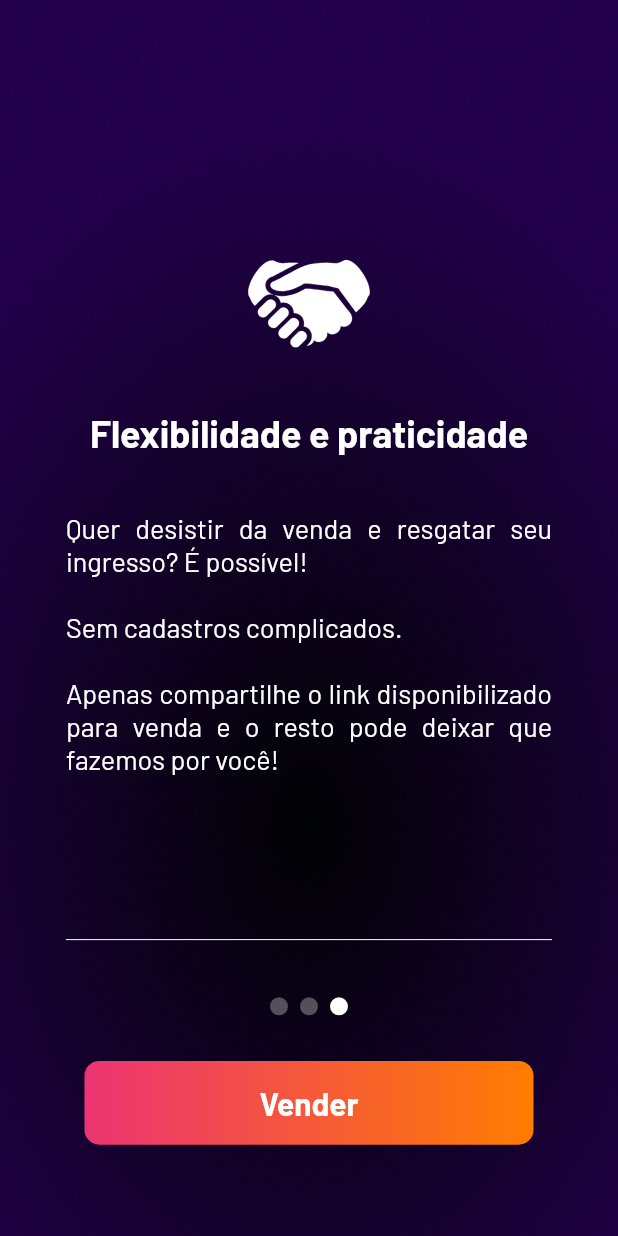
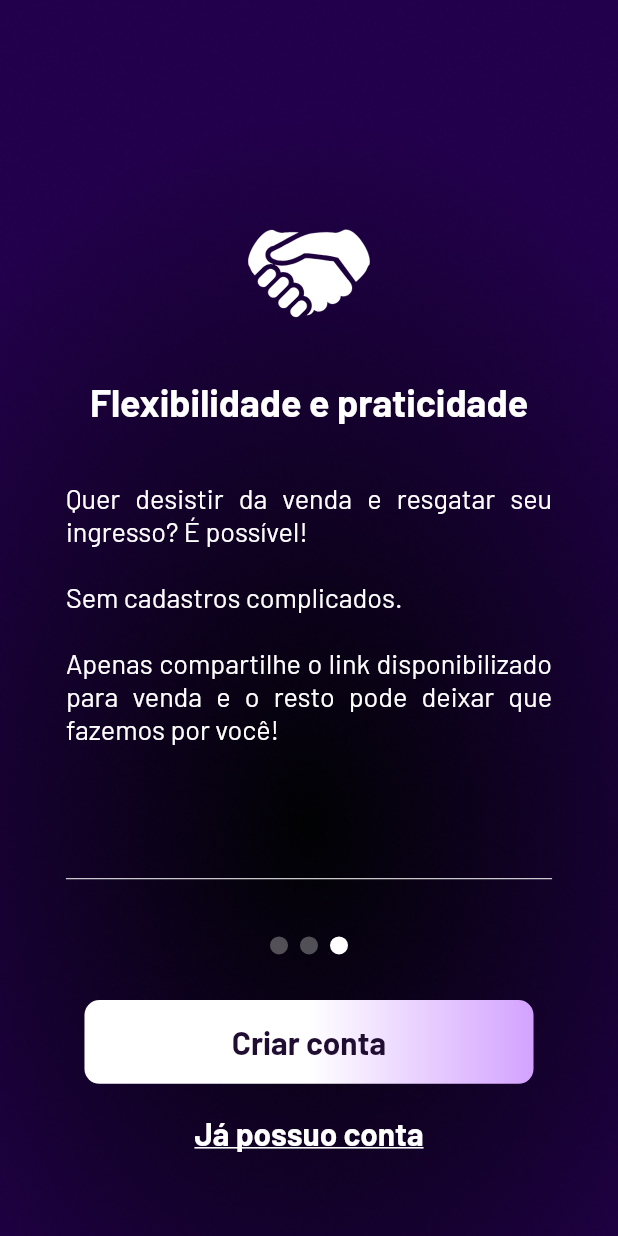
Before and after one commit to lucasclaros/mepaga_ai, a Flutter app: the OnboardingView screen opened directly, swiped to page 3, on a phone screen of 412 x 824 dp. Run offline on Flutter 3.47's test engine with Material 2 defaults, Android fonts, the phone set to English and light mode, and no system bars; drawn by our look-alikes of auto_size_text, smooth_page_indicator; our stand-ins replace bloc, dio, email_validator, flutter_bloc, flutter_svg, focus_detector_v2 and 4 more; missing offline and left inert: responsive_styles.

Commit message:
added design changes

```diff
--- a/lib/data/remote/infra/url_builder.dart
+++ b/lib/data/remote/infra/url_builder.dart
@@ -1,9 +1,9 @@
 class UrlBuilder {
-  static const _hmlApi = 'http://api.mepaga.ai:5000';
+  static const _hmlApi = 'http://api.mepaga.ai';
 
-  static const _emailValidation = '/validate/user';
+  static const _emailValidation = '/byma/validate-email';
 
-  static const _otpValidation = '/validate/code';
+  static const _otpValidation = '/users/validate-code';
 
   static String get endpointEmailValidation => _hmlApi + _emailValidation;
 
--- a/lib/presentation/auth/verification/email/view/email_verification_view.dart
+++ b/lib/presentation/auth/verification/email/view/email_verification_view.dart
@@ -138,7 +138,7 @@ class _EmailVerificationViewState extends State<EmailVerificationView> {
                       if (!ResponsiveLayout.isDesktop(context))
                         Container(width: 25),
                       Expanded(
-                        flex: ResponsiveLayout.isMobile(context) ? 4 : 6,
+                        flex: 6,
                         child: RichText(
                           text: TextSpan(
                             children: [
--- a/lib/presentation/common/themes/app_theme_interface.dart
+++ b/lib/presentation/common/themes/app_theme_interface.dart
@@ -58,6 +58,8 @@ abstract class IAppTextStyles {
   TextStyle get pinputDefaultTheme;
 
   TextStyle get otpPasteIndicator;
+
+  TextStyle get alreadyHasAccountMessage;
 }
 
 abstract class IAppAssetsPaths {
--- a/lib/presentation/common/themes/text_styles/mpg_text_styles.dart
+++ b/lib/presentation/common/themes/text_styles/mpg_text_styles.dart
@@ -144,4 +144,12 @@ class MPGTextStyles implements IAppTextStyles {
         fontSize: 14,
         fontWeight: FontWeight.w700,
       );
+
+  @override
+  TextStyle get alreadyHasAccountMessage => GoogleFonts.barlow(
+        color: white,
+        fontSize: 21,
+        fontWeight: FontWeight.w700,
+        decoration: TextDecoration.underline,
+      );
 }
--- a/lib/presentation/onboarding/view/onboarding_view.dart
+++ b/lib/presentation/onboarding/view/onboarding_view.dart
@@ -2,6 +2,7 @@
 
 import 'dart:async';
 
+import 'package:flutter/gestures.dart';
 import 'package:flutter/material.dart';
 import 'package:go_router/go_router.dart';
 import 'package:mepaga_ai/common/routing.dart';
@@ -145,7 +146,7 @@ class _OnboardingViewState extends State<OnboardingView> {
               if (!ResponsiveLayout.isDesktop(context))
                 Padding(
                   padding: EdgeInsets.only(
-                    bottom: context.responsiveHeight(60),
+                    bottom: context.responsiveHeight(20),
                     left: context.responsiveWidth(30),
                     right: context.responsiveWidth(30),
                   ),
@@ -158,17 +159,36 @@ class _OnboardingViewState extends State<OnboardingView> {
                               ),
                               curve: Curves.easeInOut,
                             ),
-                    gradient: doneButtonCondition
-                        ? null
-                        : MPGColors.of(context).mpgButtonWhitedGradient,
+                    gradient: MPGColors.of(context).mpgButtonWhitedGradient,
                     child: Text(
-                      doneButtonCondition ? 'Vender' : 'Próximo',
-                      style: doneButtonCondition
-                          ? MPGTextStyles.of(context).mpgColoredButton
-                          : MPGTextStyles.of(context).mpgWhitedButton,
+                      doneButtonCondition ? 'Criar conta' : 'Próximo',
+                      style: MPGTextStyles.of(context).mpgWhitedButton,
                     ),
                   ),
                 ),
+              SizedBox(
+                height: context.responsiveHeight(30),
+                child: Visibility(
+                  visible: doneButtonCondition,
+                  child: RichText(
+                    text: TextSpan(
+                      children: [
+                        TextSpan(
+                          text: 'Já possuo conta',
+                          style: MPGTextStyles.of(context)
+                              .alreadyHasAccountMessage,
+                          recognizer: TapGestureRecognizer()
+                            ..onTap =
+                                () => GoRouter.of(context).pushRegisterPage(),
+                        ),
+                      ],
+                    ),
+                  ),
+                ),
+              ),
+              SizedBox(
+                height: context.responsiveHeight(50),
+              )
             ],
           ),
         ),
```
Also changed, not shown: lib/common/routing.dart (+14 -0 lines), lib/presentation/auth/register/register_page.dart (added, +21 -0 lines), lib/presentation/auth/register/view/register_view.dart (added, +20 -0 lines).
